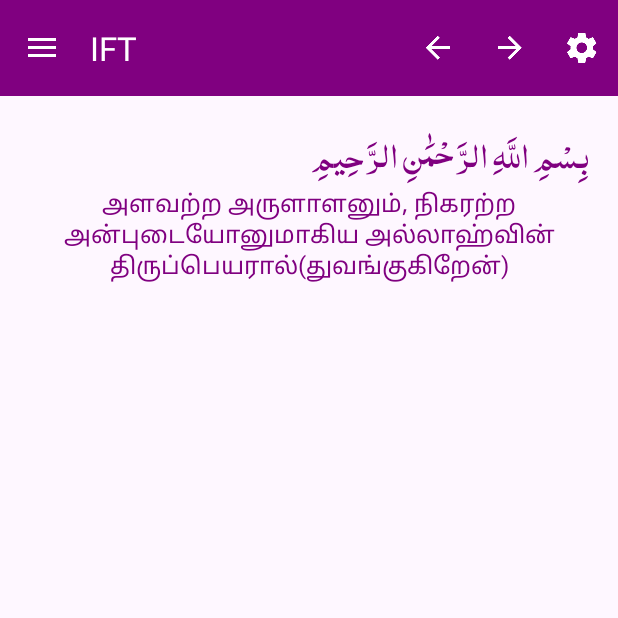
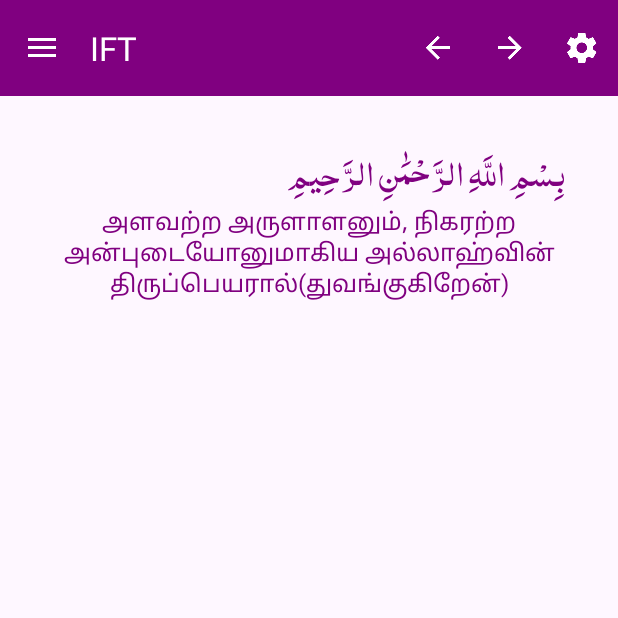
Before and after one commit to abdulkader-mr7/IFT_android_app, an Android app: the SuraDetailActivity screen opened directly, with no data from a screen before it, after a tap on "Next", on a phone screen of 412 x 824 dp, the top half of it. Run offline under Robolectric (Android 15) with nearby library versions, the phone set to English and light mode, and no system bars; Roboto replaces fonts that are not available here.

Commit message:
Fix list rows stretching to full screen height
The RecyclerView item layouts set the row root height to
match_parent/fill_parent, so every row filled the whole viewport and
only one item was visible at a time. Changed the row roots to
wrap_content for the sura index, verse reader and book catalog rows,
and added padding so rows are not cramped.

Co-Authored-By: Claude Opus 4.7 (1M context) <noreply@anthropic.com>

```diff
--- a/app/src/main/res/layout/iftbooks_list_item.xml
+++ b/app/src/main/res/layout/iftbooks_list_item.xml
@@ -1,7 +1,7 @@
 <LinearLayout xmlns:android="http://schemas.android.com/apk/res/android"
 	xmlns:tools="http://schemas.android.com/tools"
-	android:layout_width="fill_parent"
-	android:layout_height="fill_parent"
+	android:layout_width="match_parent"
+	android:layout_height="wrap_content"
 	android:layout_gravity="center"
 	android:orientation="vertical"
 	 >
--- a/app/src/main/res/layout/listview_sura_dtl.xml
+++ b/app/src/main/res/layout/listview_sura_dtl.xml
@@ -1,7 +1,9 @@
 <?xml version="1.0" encoding="utf-8"?>
 <LinearLayout xmlns:android="http://schemas.android.com/apk/res/android"
     android:orientation="vertical" android:layout_width="match_parent"
-    android:layout_height="match_parent">
+    android:layout_height="wrap_content"
+    android:paddingHorizontal="16dp"
+    android:paddingVertical="12dp">
     <TextView
         android:id="@+id/txtArabic"
         android:layout_width="wrap_content"
--- a/app/src/main/res/layout/listview_suratitle.xml
+++ b/app/src/main/res/layout/listview_suratitle.xml
@@ -1,7 +1,9 @@
 <?xml version="1.0" encoding="utf-8"?>
 <LinearLayout xmlns:android="http://schemas.android.com/apk/res/android"
     android:orientation="vertical" android:layout_width="match_parent"
-    android:layout_height="match_parent">
+    android:layout_height="wrap_content"
+    android:paddingHorizontal="16dp"
+    android:paddingVertical="12dp">
     <TextView
         android:id="@+id/txtTitle"
         android:layout_width="wrap_content"
```
